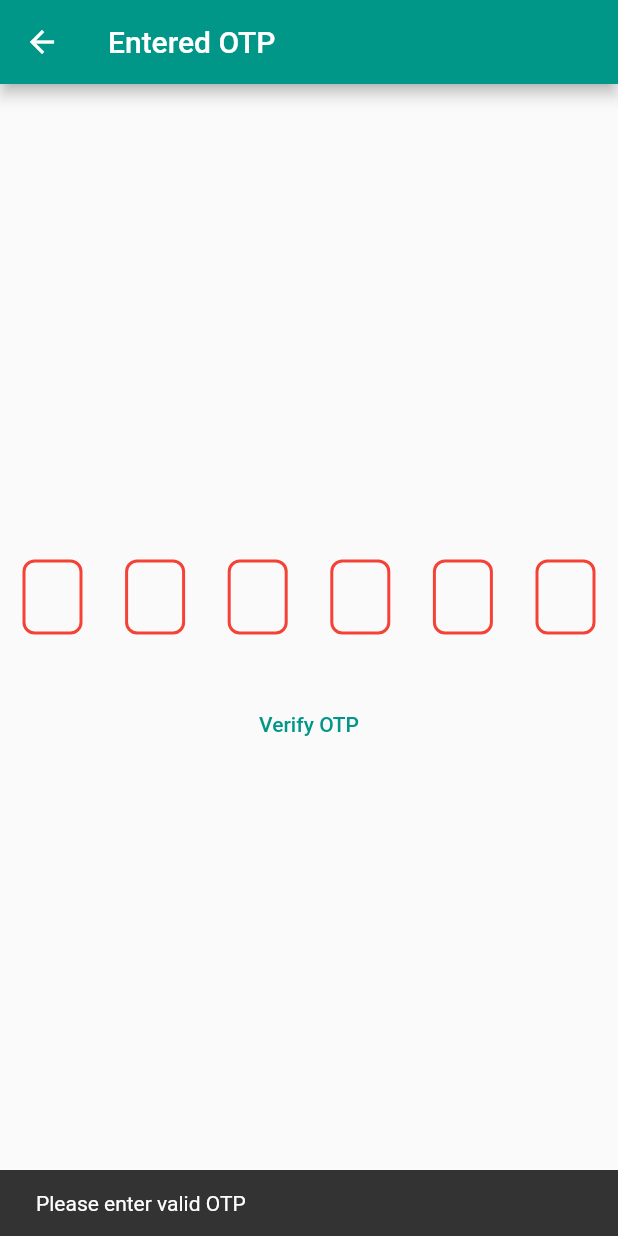
After one commit to DevRLama/test_app, a Flutter app: the OtpScreen screen opened directly, after a tap on "Verify OTP", on a phone screen of 412 x 824 dp. The commit adds this screen. Run offline on Flutter 3.47's test engine with Material 2 defaults, Android fonts, the phone set to English and light mode, and no system bars; drawn by our look-alikes of pin_code_fields; our stand-ins replace firebase_auth, firebase_core; accounts and stored records are empty.

Commit message:
Third Commit

```diff
--- /dev/null
+++ b/lib/otp_screen.dart
@@ -0,0 +1,68 @@
+import 'package:flutter/material.dart';
+import 'package:pin_code_fields/pin_code_fields.dart';
+
+class OtpScreen extends StatelessWidget{
+
+
+  TextEditingController otpController = TextEditingController();
+  String otpVal='';
+  //String OTP='';
+  String msg='Hello';
+  SnackBar snackBar=SnackBar(content: Text('Please enter valid OTP'));
+
+
+  static OutlineInputBorder outBorder = OutlineInputBorder(
+      borderRadius: BorderRadius.circular(8),
+      borderSide: BorderSide(color: Colors.teal, width: 2));
+  @override
+  Widget build(BuildContext context) {
+    // TODO: implement build
+    return Scaffold(
+      appBar: AppBar(
+        // Here we take the value from the MyHomePage object that was created by
+        // the App.build method, and use it to set our appbar title.
+        title: Text("Entered OTP"),
+      ),
+      body: Padding(
+        padding: const EdgeInsets.all(15.0),
+        child: Column(
+          mainAxisAlignment: MainAxisAlignment.center,
+          crossAxisAlignment: CrossAxisAlignment.center,
+          children: [
+           PinCodeTextField(
+               appContext: context,
+               obscureText: true,
+               controller: otpController,
+               length: 6,
+               pinTheme: PinTheme.defaults(
+                 shape: PinCodeFieldShape.box,
+                 borderRadius: BorderRadius.circular(8)
+               ),
+               keyboardType: TextInputType.number,
+               onChanged: (value){print(value);}),
+            SizedBox(height: 20),
+            Container(
+                child: TextButton(
+                  onPressed: () {
+                    otpVal=otpController.text;
+                    if(otpVal.length!=6){
+                      ScaffoldMessenger.of(context).showSnackBar(snackBar);
+                      //print("Please enter a valid OTP");
+                    }
+
+                    if(otpVal=="123456"){
+                      print("Verified");}
+                    else{
+                    print("Not Verified");}
+
+                  },
+                  child: Text('Verify OTP'),
+                ))
+          ],
+        ),
+      ),
+    );
+
+  }
+
+}
--- a/pubspec.yaml
+++ b/pubspec.yaml
@@ -34,6 +34,9 @@ dependencies:
   # The following adds the Cupertino Icons font to your application.
   # Use with the CupertinoIcons class for iOS style icons.
   cupertino_icons: ^1.0.2
+  pin_code_fields: ^7.4.0
+  firebase_core: ^1.23.0
+  firebase_auth: ^3.10.0
 
 dev_dependencies:
   flutter_test:
```
Also changed, not shown: lib/main.dart (+29 -8 lines), pubspec.lock, 6 other files.
